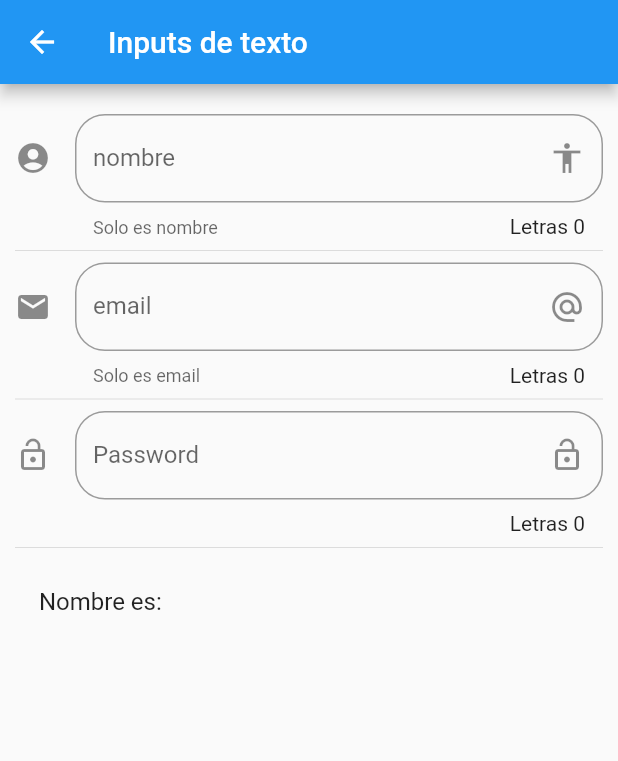
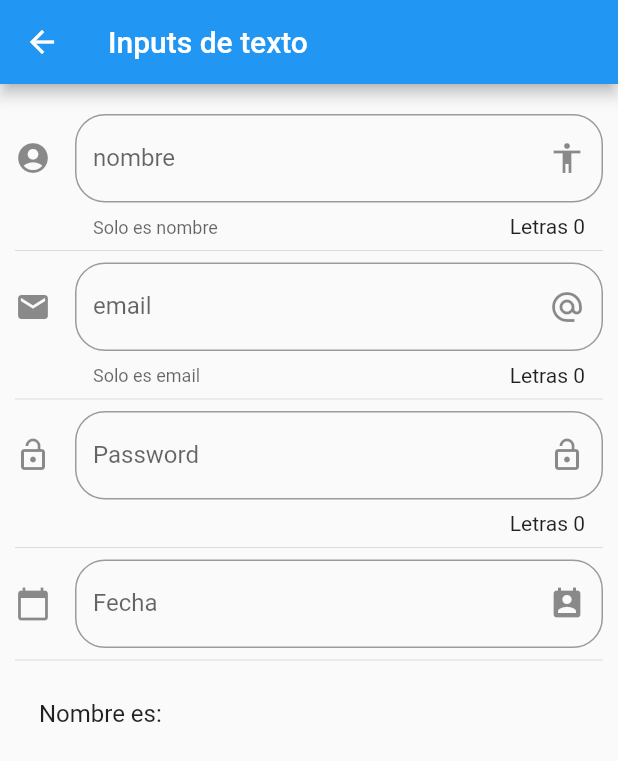
Before and after one commit to zesaru/flutter_components_u, a Flutter app: the InputPage screen opened by its route, on a phone screen of 412 x 824 dp. Shown: the top 761 px of the screen. Run offline on Flutter 3.47's test engine with Material 2 defaults, Android fonts, the phone set to English and light mode, and no system bars.

```diff
--- a/lib/src/pages/input_page.dart
+++ b/lib/src/pages/input_page.dart
@@ -7,6 +7,9 @@ class InputPage extends StatefulWidget {
 
 String _nombre = '';
 String _email = '';
+String _fecha = '';
+
+TextEditingController _inputFieldDataController = new TextEditingController();
 
 class _InputPageState extends State<InputPage> {
   @override
@@ -23,6 +26,8 @@ class _InputPageState extends State<InputPage> {
           _crearEmail(),
           Divider(),
           _crearPassword(),
+          Divider(),
+          _crearFecha(context),
           Divider(),
           _crearPersona(),
         ],
@@ -101,6 +106,43 @@ class _InputPageState extends State<InputPage> {
     );
   }
 
+  Widget _crearFecha(BuildContext context) {
+    return TextField(
+      enableInteractiveSelection: false,
+      controller: _inputFieldDataController,
+      decoration: InputDecoration(
+        border: OutlineInputBorder(
+          borderRadius: BorderRadius.circular(20.0),
+        ),
+        hintText: 'Fecha',
+        labelText: 'Fecha',
+        suffixIcon: Icon(Icons.perm_contact_calendar),
+        icon: Icon(
+          Icons.calendar_today,
+        ),
+      ),
+      onTap: () {
+        FocusScope.of(context).requestFocus(new FocusNode());
+        _selectDate(context);
+      },
+    );
+  }
+
+  _selectDate(BuildContext context) async {
+    DateTime picked = await showDatePicker(
+      context: context,
+      initialDate: new DateTime.now(),
+      firstDate: new DateTime(2018),
+      lastDate: new DateTime(2020),
+    );
+    if (picked != null) {
+      setState(() {
+        _fecha = picked.toString();
+        _inputFieldDataController.text = _fecha;
+      });
+    }
+  }
+
   Widget _crearPersona() {
     return ListTile(
       title: Text('Nombre es: $_nombre'),
```
